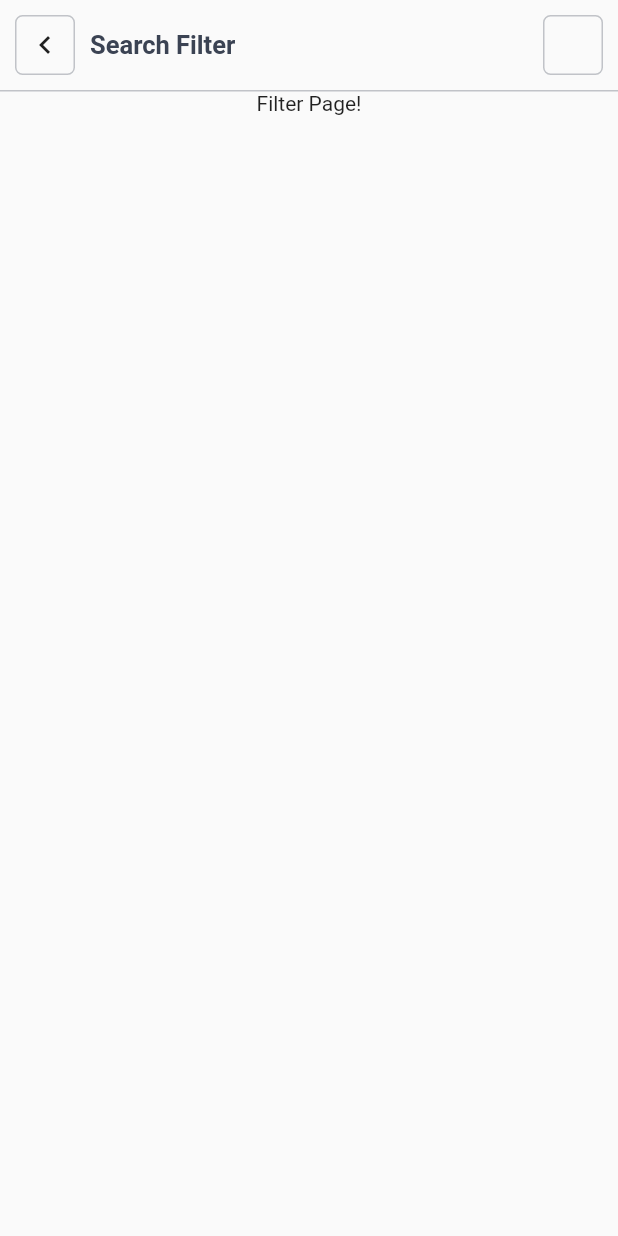
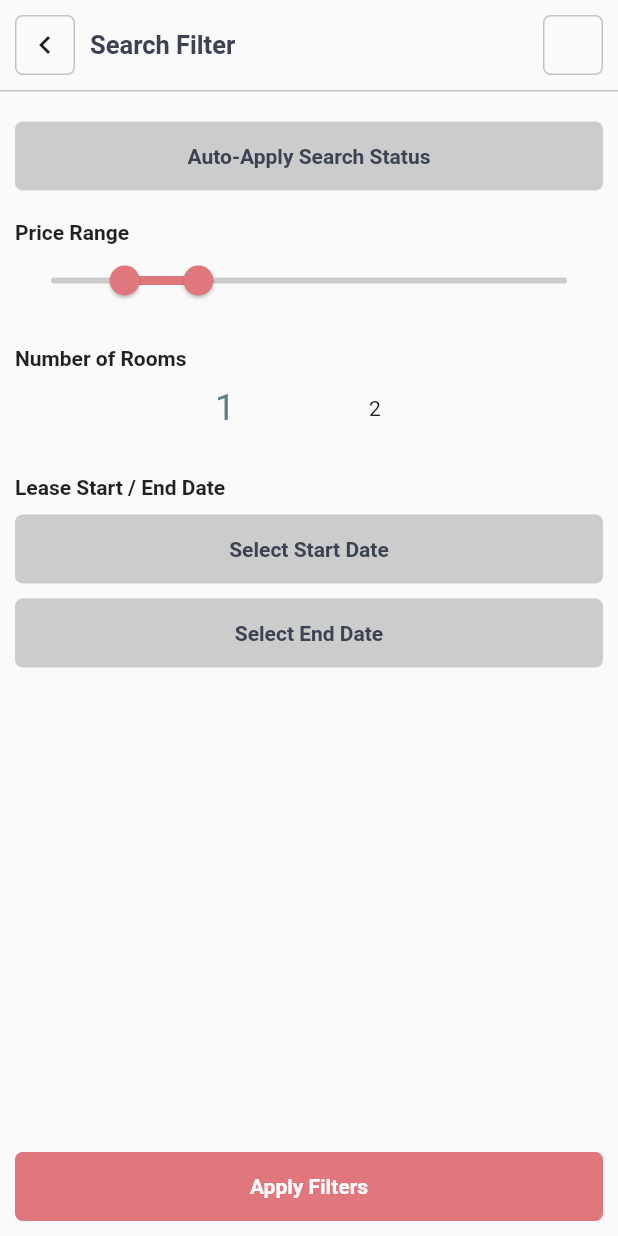
Before and after one commit to Esquiire/offcmpus-mobile, a Flutter app: the FilterScreen screen opened directly, on a phone screen of 412 x 824 dp. Run offline on Flutter 3.47's test engine with Material 2 defaults, Android fonts, the phone set to English and light mode, and no system bars; drawn by our look-alikes of numberpicker; our stand-ins replace carousel_slider, flutter_dotenv, flutter_secure_storage, graphql_flutter, hive; accounts and stored records are empty.

Commit message:
Added all filter component placeholders

```diff
--- a/lib/screens/Search.dart
+++ b/lib/screens/Search.dart
@@ -14,6 +14,7 @@ import 'package:mobile_fl/constants.dart';
 import 'package:hive/hive.dart';
 import 'package:mobile_fl/main.dart';
 import 'package:mobile_fl/screens/UserAccessBottomNavContainer.dart';
+import 'package:numberpicker/numberpicker.dart';
 
 class SearchScreen extends StatefulWidget {
   @override
@@ -47,7 +48,7 @@ class _SearchScreenState extends State<SearchScreen> {
   }
 
   void goToFilters(BuildContext ctx) {
-    print("Go to -> Add Filters");
+    // navigate to the filters screen
     Navigator.of(ctx)
         .push(MaterialPageRoute(builder: (context) => FilterScreen()));
   }
@@ -227,6 +228,22 @@ class FilterScreen extends StatefulWidget {
 }
 
 class _FilterScreenState extends State<FilterScreen> {
+  void _selectDate(BuildContext ctx, String type) async // "end")
+  {
+    // type == "start" | "end"
+    DateTime start = DateTime.now();
+    // set end to 5 years in future
+    DateTime end = new DateTime(start.year + 5, start.month, start.day);
+    // TODO set initialDate to be the currently selected date, if one is selcted, or DateTime.now() otherwise
+
+    final DateTime dtPicked = await showDatePicker(
+        context: ctx,
+        initialDate: DateTime.now(),
+        firstDate: start,
+        lastDate: end);
+    print("DT Picked => $dtPicked");
+  }
+
   @override
   Widget build(BuildContext ctx) => Scaffold(
       body: AuthWrapper(
@@ -239,7 +256,111 @@ class _FilterScreenState extends State<FilterScreen> {
                 mode: AppHeader.MODE_BACK,
                 parentCtx: ctx,
               ),
-              Text("Filter Page!")
+              Expanded(
+                child: Column(
+                  children: [
+                    Container(
+                      padding: EdgeInsets.fromLTRB(10, 20, 10, 0),
+                      // TODO make button w/ more-info modal or something...
+                      child: Button(
+                        text: "Auto-Apply Search Status",
+                        backgroundColor: Constants.grey(),
+                        textColor: Constants.navy(),
+                      ),
+                    ),
+                    Container(
+                        alignment: Alignment.centerLeft,
+                        padding: EdgeInsets.fromLTRB(10, 20, 10, 0),
+                        child: Column(
+                          mainAxisAlignment: MainAxisAlignment.start,
+                          crossAxisAlignment: CrossAxisAlignment.start,
+                          children: [
+                            Text(
+                              "Price Range",
+                              style: TextStyle(fontWeight: FontWeight.bold),
+                            ),
+                            RangeSlider(
+                                activeColor: Constants.pink(),
+                                inactiveColor: Constants.grey(),
+                                min: 300,
+                                max: 1000,
+                                values: const RangeValues(400, 500),
+                                onChanged: (RangeValues values) {
+                                  // TODO update price range on change
+                                })
+                          ],
+                        )),
+                    Container(
+                      alignment: Alignment.centerLeft,
+                      padding: EdgeInsets.fromLTRB(0, 20, 0, 0),
+                      child: Column(
+                        mainAxisAlignment: MainAxisAlignment.start,
+                        crossAxisAlignment: CrossAxisAlignment.start,
+                        children: [
+                          Container(
+                            child: Text(
+                              "Number of Rooms",
+                              style: TextStyle(fontWeight: FontWeight.bold),
+                            ),
+                            padding: EdgeInsets.fromLTRB(10, 0, 10, 0),
+                          ),
+                          NumberPicker(
+                              axis: Axis.horizontal,
+                              minValue: 1,
+                              maxValue: 4,
+                              value: 1,
+                              onChanged: (value) {
+                                // TODO update number of rooms on change
+                              })
+                        ],
+                      ),
+                    ),
+                    Container(
+                      alignment: Alignment.centerLeft,
+                      padding: EdgeInsets.fromLTRB(10, 20, 10, 0),
+                      child: Column(
+                        mainAxisAlignment: MainAxisAlignment.start,
+                        crossAxisAlignment: CrossAxisAlignment.start,
+                        children: [
+                          Text(
+                            "Lease Start / End Date",
+                            style: TextStyle(fontWeight: FontWeight.bold),
+                          ),
+                          Container(
+                            padding: EdgeInsets.fromLTRB(0, 10, 0, 0),
+                            child: Button(
+                              text: "Select Start Date",
+                              backgroundColor: Constants.grey(),
+                              textColor: Constants.navy(),
+                              onPress: () => _selectDate(ctx, "start"),
+                            ),
+                          ),
+                          Container(
+                            padding: EdgeInsets.fromLTRB(0, 10, 0, 0),
+                            child: Button(
+                              text: "Select End Date",
+                              backgroundColor: Constants.grey(),
+                              textColor: Constants.navy(),
+                              onPress: () => _selectDate(ctx, "end"),
+                            ),
+                          )
+                        ],
+                      ),
+                    )
+                  ],
+                ),
+              ),
+              Container(
+                padding: EdgeInsets.fromLTRB(10, 10, 10, 10),
+                child: Button(
+                  text: "Apply Filters",
+                  backgroundColor: Constants.pink(),
+                  textColor: Colors.white,
+                  onPress: () {
+                    print("TODO Apply Filters!");
+                  },
+                ),
+              )
             ],
           )));
 }
--- a/pubspec.yaml
+++ b/pubspec.yaml
@@ -43,6 +43,8 @@ dependencies:
   carousel_slider: ^3.0.0
 
   flutter_dotenv: ^3.1.0
+
+  numberpicker: ^2.0.1
 
 dev_dependencies:
  flutter_test:
```
Also changed, not shown: pubspec.lock.
